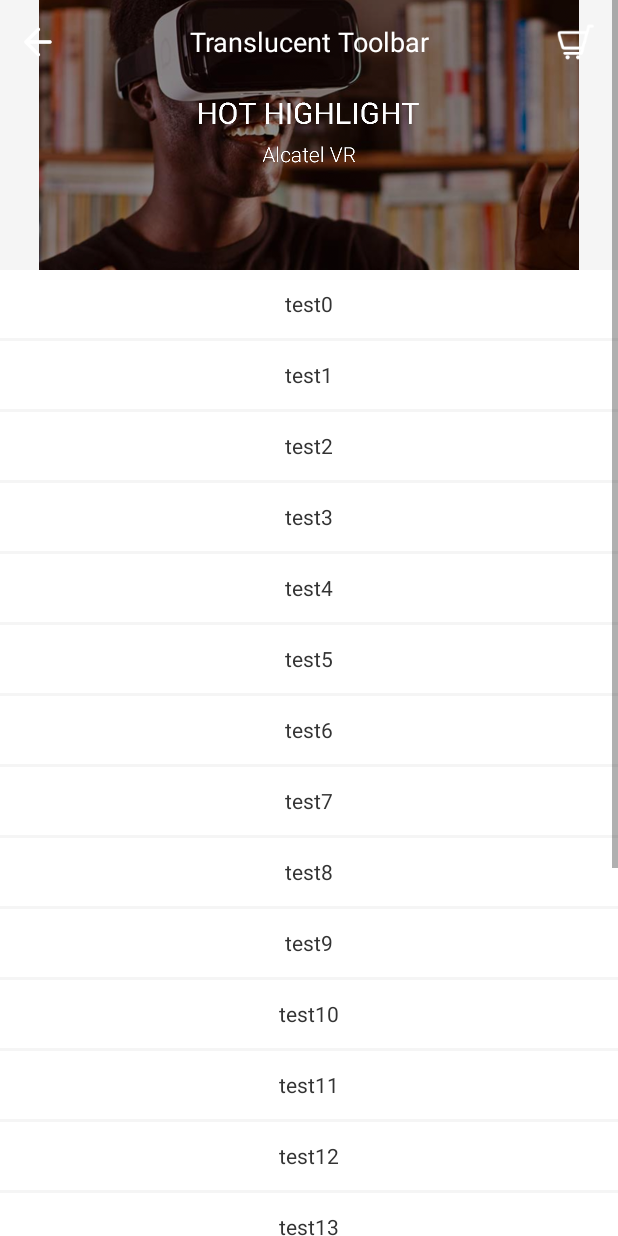
After one commit to WPolly/OneShop, an Android app: the TranslucentToolbarActivity screen opened directly, with no data from a screen before it, on a phone screen of 412 x 824 dp. The commit adds this screen. Run offline under Robolectric (Android 15) with nearby library versions, the phone set to English and light mode, and no system bars.

Commit message:
Create Translucent Toolbar test Activity.

```diff
--- a/app/build.gradle
+++ b/app/build.gradle
@@ -39,6 +39,7 @@
     compile 'de.hdodenhof:circleimageview:2.1.0'
     compile 'com.jakewharton:butterknife:8.4.0'
     compile 'com.android.support:design:25.2.0'
+    compile 'com.android.support.constraint:constraint-layout:1.0.2'
     testCompile 'junit:junit:4.12'
     annotationProcessor 'com.jakewharton:butterknife-compiler:8.4.0'
 }
--- a/app/src/main/AndroidManifest.xml
+++ b/app/src/main/AndroidManifest.xml
@@ -26,6 +26,8 @@
         </activity>
         <activity android:name=".activity.VoiceMailActivity">
         </activity>
+        <activity android:name=".activity.TranslucentToolbarActivity">
+        </activity>
     </application>
 
 </manifest>
--- /dev/null
+++ b/app/src/main/java/com/tcl/lishanwang/oneshop/activity/TranslucentToolbarActivity.java
@@ -0,0 +1,30 @@
+package com.tcl.lishanwang.oneshop.activity;
+
+import android.graphics.Color;
+import android.os.Bundle;
+import android.support.v7.app.AppCompatActivity;
+import android.widget.FrameLayout;
+
+import com.tcl.lishanwang.oneshop.R;
+import com.tcl.lishanwang.oneshop.view.OnTranslucentScrollListener;
+import com.tcl.lishanwang.oneshop.view.TranslucentSupportScrollView;
+
+public class TranslucentToolbarActivity extends AppCompatActivity implements OnTranslucentScrollListener {
+
+    private FrameLayout mTbTranslucent;
+
+    @Override
+    protected void onCreate(Bundle savedInstanceState) {
+        super.onCreate(savedInstanceState);
+        setContentView(R.layout.activity_translucent_toolbar);
+        mTbTranslucent = (FrameLayout) findViewById(R.id.gt);
+        mTbTranslucent.getChildAt(0).setBackgroundColor(Color.TRANSPARENT);  //inflate的toolbar此时是FrameLayout的子视图。
+        TranslucentSupportScrollView tssTest = (TranslucentSupportScrollView) findViewById(R.id.tss);
+        tssTest.setListener(this);
+    }
+
+    @Override
+    public void onScroll(float alpha) {
+        mTbTranslucent.setBackgroundColor(Color.argb((int) (alpha*255), 32, 48, 67));
+    }
+}
--- a/app/src/main/java/com/tcl/lishanwang/oneshop/fragment/ServiceFragment.java
+++ b/app/src/main/java/com/tcl/lishanwang/oneshop/fragment/ServiceFragment.java
@@ -8,12 +8,12 @@
 import android.view.LayoutInflater;
 import android.view.View;
 import android.view.ViewGroup;
-import android.widget.ImageView;
 import android.widget.LinearLayout;
 import android.widget.TextView;
 
 import com.tcl.lishanwang.oneshop.R;
 import com.tcl.lishanwang.oneshop.activity.LoginActivity;
+import com.tcl.lishanwang.oneshop.activity.TranslucentToolbarActivity;
 import com.tcl.lishanwang.oneshop.activity.VoiceMailActivity;
 
 import butterknife.BindView;
@@ -36,8 +36,6 @@
     TextView mTvAllOrders;
     @BindView(R.id.ll_to_pay)
     LinearLayout mLlToPay;
-    @BindView(R.id.imageView)
-    ImageView mImageView;
     @BindView(R.id.ll_to_receive)
     LinearLayout mLlToReceive;
     @BindView(R.id.ll_to_comment)
@@ -77,7 +75,7 @@
         super.onActivityCreated(savedInstanceState);
     }
 
-    @OnClick({R.id.civ_user_profile, R.id.ll_user_profile_container, R.id.tv_all_orders, R.id.ll_to_pay, R.id.imageView, R.id.ll_to_receive, R.id.ll_to_comment, R.id.ll_returns, R.id.ll_favorite, R.id.ll_coupons, R.id.ll_others, R.id.ll_service_site, R.id.ll_usual_question, R.id.ll_contact_us, R.id.ll_feedback})
+    @OnClick({R.id.civ_user_profile, R.id.ll_user_profile_container, R.id.tv_all_orders, R.id.ll_to_pay, R.id.ll_to_receive, R.id.ll_to_comment, R.id.ll_returns, R.id.ll_favorite, R.id.ll_coupons, R.id.ll_others, R.id.ll_service_site, R.id.ll_usual_question, R.id.ll_contact_us, R.id.ll_feedback})
     public void onClick(View view) {
         Intent intent  = new Intent();
         Class<? extends Activity> cls = null;
@@ -92,9 +90,8 @@
             case R.id.ll_to_pay:
                 cls = VoiceMailActivity.class;
                 break;
-            case R.id.imageView:
-                break;
             case R.id.ll_to_receive:
+                cls = TranslucentToolbarActivity.class;
                 break;
             case R.id.ll_to_comment:
                 break;
--- a/app/src/main/java/com/tcl/lishanwang/oneshop/view/GeneralToolbar.java
+++ b/app/src/main/java/com/tcl/lishanwang/oneshop/view/GeneralToolbar.java
@@ -4,9 +4,9 @@
 import android.content.Context;
 import android.content.res.TypedArray;
 import android.support.annotation.Nullable;
-import android.support.v7.widget.Toolbar;
 import android.util.AttributeSet;
 import android.view.View;
+import android.widget.FrameLayout;
 import android.widget.TextView;
 import android.widget.Toast;
 
@@ -17,7 +17,7 @@
  * 10:38
  */
 
-public class GeneralToolbar extends Toolbar implements View.OnClickListener {
+public class GeneralToolbar extends FrameLayout implements View.OnClickListener {
 
     public GeneralToolbar(Context context) {
         this(context, null, 0);
--- /dev/null
+++ b/app/src/main/java/com/tcl/lishanwang/oneshop/view/OnTranslucentScrollListener.java
@@ -0,0 +1,11 @@
+package com.tcl.lishanwang.oneshop.view;
+
+/**
+ * Created by lishan on 2017/6/27.
+ * 14:48
+ */
+
+public interface OnTranslucentScrollListener {
+
+    void onScroll(float alpha);
+}
--- /dev/null
+++ b/app/src/main/java/com/tcl/lishanwang/oneshop/view/TranslucentSupportScrollView.java
@@ -0,0 +1,37 @@
+package com.tcl.lishanwang.oneshop.view;
+
+import android.content.Context;
+import android.util.AttributeSet;
+import android.widget.ScrollView;
+
+/**
+ * Created by lishan on 2017/6/27.
+ * 13:58
+ */
+
+public class TranslucentSupportScrollView extends ScrollView {
+
+    private OnTranslucentScrollListener mListener;
+
+    public TranslucentSupportScrollView(Context context) {
+        super(context);
+    }
+
+    public TranslucentSupportScrollView(Context context, AttributeSet attrs) {
+        super(context, attrs);
+    }
+
+    @Override
+    protected void onScrollChanged(int l, int t, int oldl, int oldt) {
+        super.onScrollChanged(l, t, oldl, oldt);
+        int widthPixels = getContext().getResources().getDisplayMetrics().widthPixels;
+        float ratio = t / (widthPixels / 2.0f);
+        ratio = ratio < 0 ? 0 : ratio;
+        ratio = ratio > 1 ? 1 : ratio;
+        if (mListener != null) mListener.onScroll(ratio);
+    }
+
+    public void setListener(OnTranslucentScrollListener listener) {
+        mListener = listener;
+    }
+}
--- /dev/null
+++ b/app/src/main/res/layout/activity_translucent_toolbar.xml
@@ -0,0 +1,95 @@
+<?xml version="1.0" encoding="utf-8"?>
+<FrameLayout
+    android:id="@+id/activity_commodity_detail"
+    xmlns:android="http://schemas.android.com/apk/res/android"
+    xmlns:tcl="http://schemas.android.com/apk/res-auto"
+    xmlns:tools="http://schemas.android.com/tools"
+    android:layout_width="match_parent"
+    android:layout_height="match_parent"
+    tools:context="com.tcl.lishanwang.oneshop.activity.CommodityInfoActivity">
+
+    <com.tcl.lishanwang.oneshop.view.TranslucentSupportScrollView
+        android:id="@+id/tss"
+        android:layout_width="match_parent"
+        android:layout_height="match_parent">
+        <android.support.v7.widget.LinearLayoutCompat
+            android:layout_width="match_parent"
+            android:layout_height="wrap_content"
+            android:orientation="vertical">
+            <ImageView
+                android:layout_width="match_parent"
+                android:layout_height="wrap_content"
+                android:src="@mipmap/discovery_hot_topic"/>
+            <TextView
+                android:text="test0"
+                style="@style/TranslucentTestStyle"/>
+            <TextView
+                style="@style/TranslucentTestStyle"
+                android:text="test1"/>
+            <TextView
+                style="@style/TranslucentTestStyle"
+                android:text="test2"/>
+            <TextView
+                style="@style/TranslucentTestStyle"
+                android:text="test3"/>
+            <TextView
+                style="@style/TranslucentTestStyle"
+                android:text="test4"/>
+            <TextView
+                style="@style/TranslucentTestStyle"
+                android:text="test5"/>
+            <TextView
+                style="@style/TranslucentTestStyle"
+                android:text="test6"/>
+            <TextView
+                style="@style/TranslucentTestStyle"
+                android:text="test7"/>
+            <TextView
+                style="@style/TranslucentTestStyle"
+                android:text="test8"/>
+            <TextView
+                style="@style/TranslucentTestStyle"
+                android:text="test9"/>
+            <TextView
+                style="@style/TranslucentTestStyle"
+                android:text="test10"/>
+            <TextView
+                style="@style/TranslucentTestStyle"
+                android:text="test11"/>
+            <TextView
+                style="@style/TranslucentTestStyle"
+                android:text="test12"/>
+            <TextView
+                style="@style/TranslucentTestStyle"
+                android:text="test13"/>
+            <TextView
+                style="@style/TranslucentTestStyle"
+                android:text="test14"/>
+            <TextView
+                style="@style/TranslucentTestStyle"
+                android:text="test15"/>
+            <TextView
+                style="@style/TranslucentTestStyle"
+                android:text="test16"/>
+            <TextView
+                style="@style/TranslucentTestStyle"
+                android:text="test17"/>
+            <TextView
+                style="@style/TranslucentTestStyle"
+                android:text="test18"/>
+            <TextView
+                style="@style/TranslucentTestStyle"
+                android:text="test19"/>
+            <TextView
+                style="@style/TranslucentTestStyle"
+                android:text="test20"/>
+        </android.support.v7.widget.LinearLayoutCompat>
+    </com.tcl.lishanwang.oneshop.view.TranslucentSupportScrollView>
+
+    <com.tcl.lishanwang.oneshop.view.GeneralToolbar
+        android:id="@+id/gt"
+        android:layout_width="match_parent"
+        android:layout_height="wrap_content"
+        tcl:isRightImgShow="true"
+        tcl:title="Translucent Toolbar"/>
+</FrameLayout>
--- a/app/src/main/res/layout/fragment_service.xml
+++ b/app/src/main/res/layout/fragment_service.xml
@@ -74,7 +74,6 @@
                     style="@style/ServiceOrdersMenu">
 
                     <ImageView
-                        android:id="@+id/imageView"
                         style="@style/ServiceOrdersMenuIcon"
                         android:src="@mipmap/service_ic_receive"/>
 
--- a/app/src/main/res/values/styles.xml
+++ b/app/src/main/res/values/styles.xml
@@ -163,4 +163,12 @@
         <item name="android:background">@drawable/selector_bg_chose_colors</item>
     </style>
 
+    <style name="TranslucentTestStyle">
+        <item name="android:layout_width">match_parent</item>
+        <item name="android:layout_height">45dp</item>
+        <item name="android:gravity">center</item>
+        <item name="android:background">#FFF</item>
+        <item name="android:layout_marginBottom">2dp</item>
+    </style>
+
 </resources>
--- a/gradle.properties
+++ b/gradle.properties
@@ -12,9 +12,9 @@
 # This option should only be used with decoupled projects. More details, visit
 # http://www.gradle.org/docs/current/userguide/multi_project_builds.html#sec:decoupled_projects
 # org.gradle.parallel=true
-#Thu Apr 27 10:14:34 CST 2017
-systemProp.http.proxyHost=172.24.222.24
-systemProp.https.proxyPort=8099
+#Tue Jun 27 11:34:53 CST 2017
+systemProp.https.proxyPort=8080
+systemProp.http.proxyHost=172.20.51.197
 org.gradle.jvmargs=-Xmx1536m
-systemProp.https.proxyHost=172.24.222.24
-systemProp.http.proxyPort=8099
+systemProp.https.proxyHost=172.20.51.197
+systemProp.http.proxyPort=8080
```
